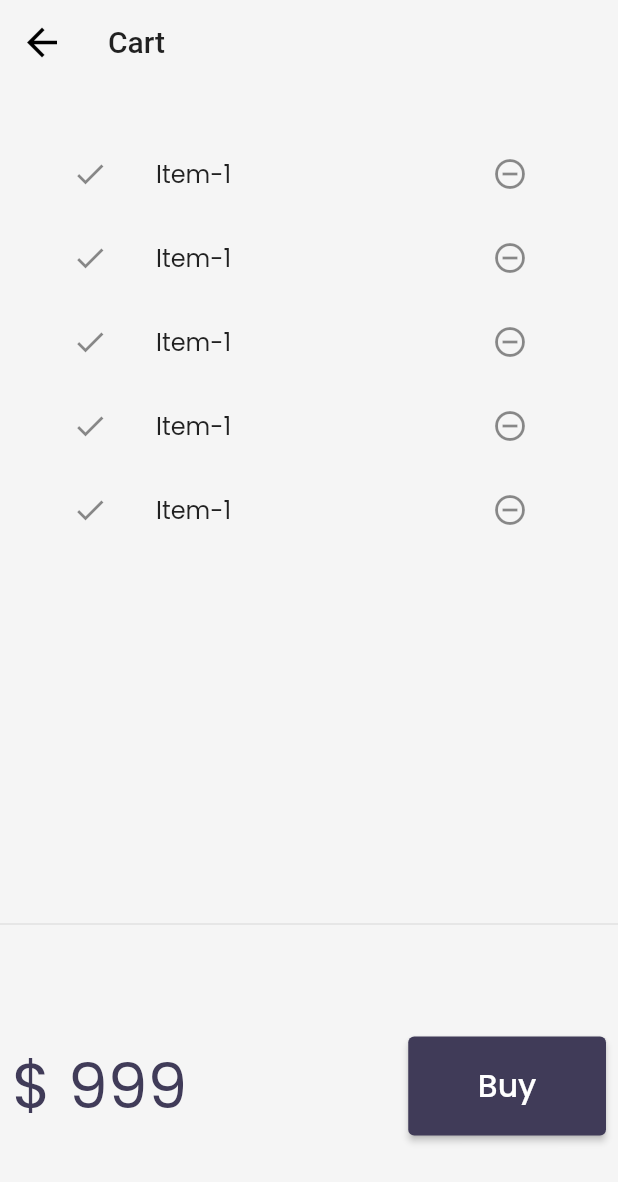
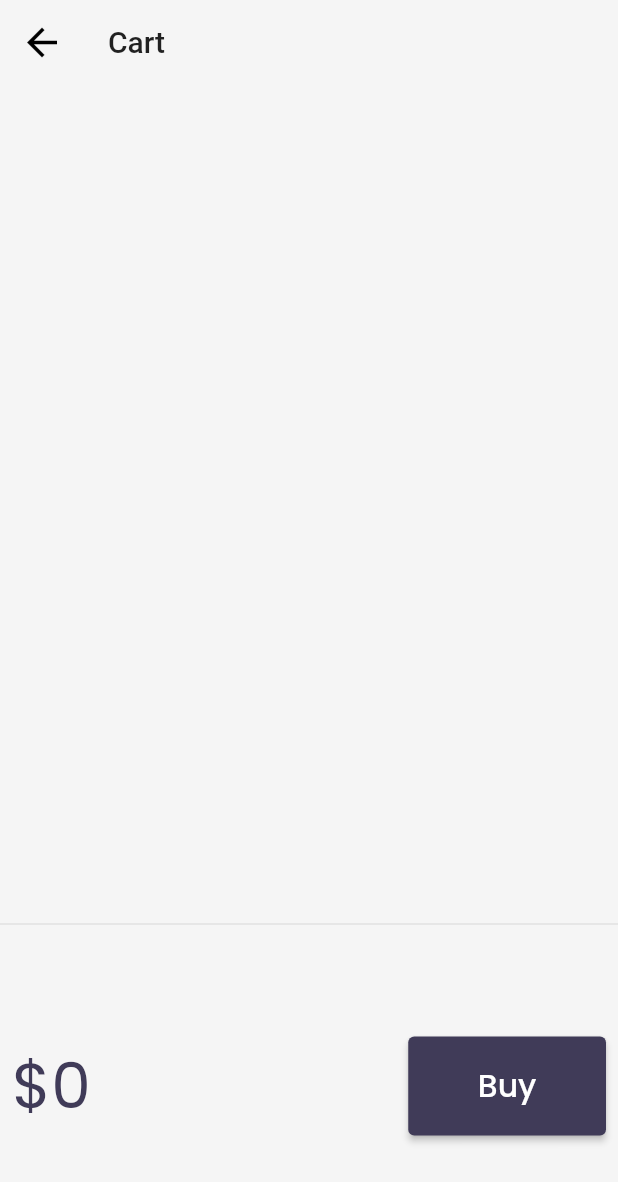
Before and after one commit to Faruqe560/30DaysOfFlutter, a Flutter app: the CartPage screen opened by its route, on a phone screen of 412 x 824 dp. Shown: the top 1182 px of the screen. Run offline on Flutter 3.47's test engine with Material 2 defaults, Android fonts, the phone set to English and light mode, and no system bars; our stand-ins replace google_fonts, velocity_x; network calls fail.

Commit message:
day 24 done with add to cart

```diff
--- a/lib/models/cart_model.dart
+++ b/lib/models/cart_model.dart
@@ -1,6 +1,10 @@
 import 'package:flutter_8_hourse/models/catalog.dart';
 
 class CartModel {
+  static final cartModel = CartModel._internal();
+  CartModel._internal();
+  factory CartModel() => cartModel;
+
   // catalog field
   late CatelogModel _catalog;
 
--- a/lib/models/catalog.dart
+++ b/lib/models/catalog.dart
@@ -1,6 +1,10 @@
 import 'dart:convert';
 
 class CatelogModel {
+  static final catModel = CatelogModel._internal();
+  CatelogModel._internal();
+  factory CatelogModel() => catModel;
+
   static List<Item> items = [
     Item(
         id: 1,
@@ -12,11 +16,11 @@ class CatelogModel {
             "https://encrypted-tbn0.gstatic.com/images?q=tbn:ANd9GcRISJ6msIu4AU9_M9ZnJVQVFmfuhfyJjEtbUm3ZK11_8IV9TV25-1uM5wHjiFNwKy99w0mR5Hk&usqp=CAc"),
   ];
   // Get Item by ID
-  static Item getById(int id) =>
+  Item getById(int id) =>
       items.firstWhere((element) => element.id == id, orElse: null);
 
   // Get Item by position
-  static Item getByPosition(int pos) => items[pos];
+  Item getByPosition(int pos) => items[pos];
 }
 
 class Item {
--- a/lib/pages/cart_page.dart
+++ b/lib/pages/cart_page.dart
@@ -1,5 +1,6 @@
 import 'package:flutter/cupertino.dart';
 import 'package:flutter/material.dart';
+import 'package:flutter_8_hourse/models/cart_model.dart';
 import 'package:flutter_8_hourse/widgets/themes.dart';
 import 'package:velocity_x/velocity_x.dart';
 
@@ -30,6 +31,7 @@ class _CartTotal extends StatelessWidget {
 
   @override
   Widget build(BuildContext context) {
+    final _cart = CartModel();
     return SizedBox(
       height: 200,
       child: Padding(
@@ -37,10 +39,18 @@ class _CartTotal extends StatelessWidget {
         child: Row(
           mainAxisAlignment: MainAxisAlignment.spaceBetween,
           children: [
-            "\$ 999".text.xl5.color(context.theme.accentColor).make(),
+            "\$${_cart.totalPrice}"
+                .text
+                .xl5
+                .color(context.theme.accentColor)
+                .make(),
             30.widthBox,
             ElevatedButton(
-              onPressed: () {},
+              onPressed: () {
+                ScaffoldMessenger.of(context).showSnackBar(SnackBar(
+                  content: "Buying Not Supported Yet ".text.make(),
+                ));
+              },
               style: ButtonStyle(
                 backgroundColor:
                     MaterialStateProperty.all(context.theme.buttonColor),
@@ -62,17 +72,18 @@ class CartList extends StatefulWidget {
 }
 
 class _CartListState extends State<CartList> {
+  final _cart = CartModel();
   @override
   Widget build(BuildContext context) {
     return ListView.builder(
-      itemCount: 5,
+      itemCount: _cart.items.length,
       itemBuilder: (context, index) => ListTile(
         leading: Icon(Icons.done),
         trailing: IconButton(
           onPressed: () {},
           icon: Icon(Icons.remove_circle_outline),
         ),
-        title: "Item-1".text.make(),
+        title: _cart.items[index].name.text.make(),
       ),
     );
   }
--- a/lib/pages/catalog_list.dart
+++ b/lib/pages/catalog_list.dart
@@ -14,7 +14,7 @@ class CataLogList extends StatelessWidget {
       shrinkWrap: true,
       itemCount: CatelogModel.items.length,
       itemBuilder: ((context, index) {
-        final catalog = CatelogModel.getByPosition(index);
+        final catalog = CatelogModel.items[index];
         return InkWell(
           onTap: () => Navigator.push(
               context,
```
Also changed, not shown: lib/pages/home_widgets/catalog_items.dart (+37 -7 lines).
